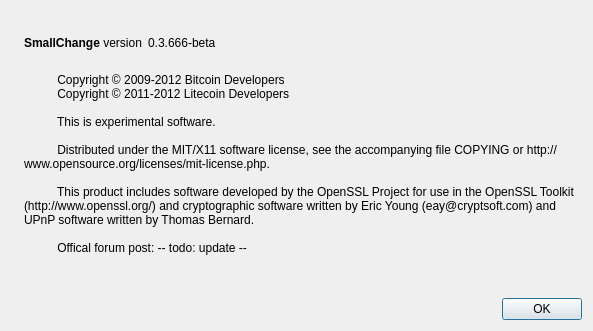
Above: src/qt/forms/aboutdialog.ui from hendercoin/hendercoin before the change. Below: the same form after it.
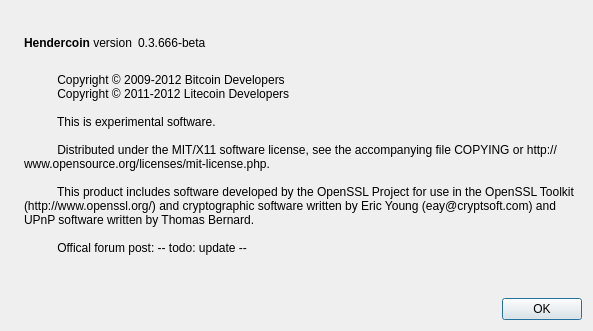
That is the form after the change. Icons and pictures are not drawn.

What changed in the file:
```diff
--- a/src/qt/forms/aboutdialog.ui
+++ b/src/qt/forms/aboutdialog.ui
@@ -50,7 +50,7 @@
           <cursorShape>IBeamCursor</cursorShape>
          </property>
          <property name="text">
-          <string>&lt;b&gt;SmallChange&lt;/b&gt; version</string>
+          <string>&lt;b&gt;Hendercoin&lt;/b&gt; version</string>
          </property>
          <property name="textInteractionFlags">
           <set>Qt::LinksAccessibleByMouse|Qt::TextSelectableByKeyboard|Qt::TextSelectableByMouse</set>
```
Left out of the diff: 2 changed lines with no effect on the pictures.
